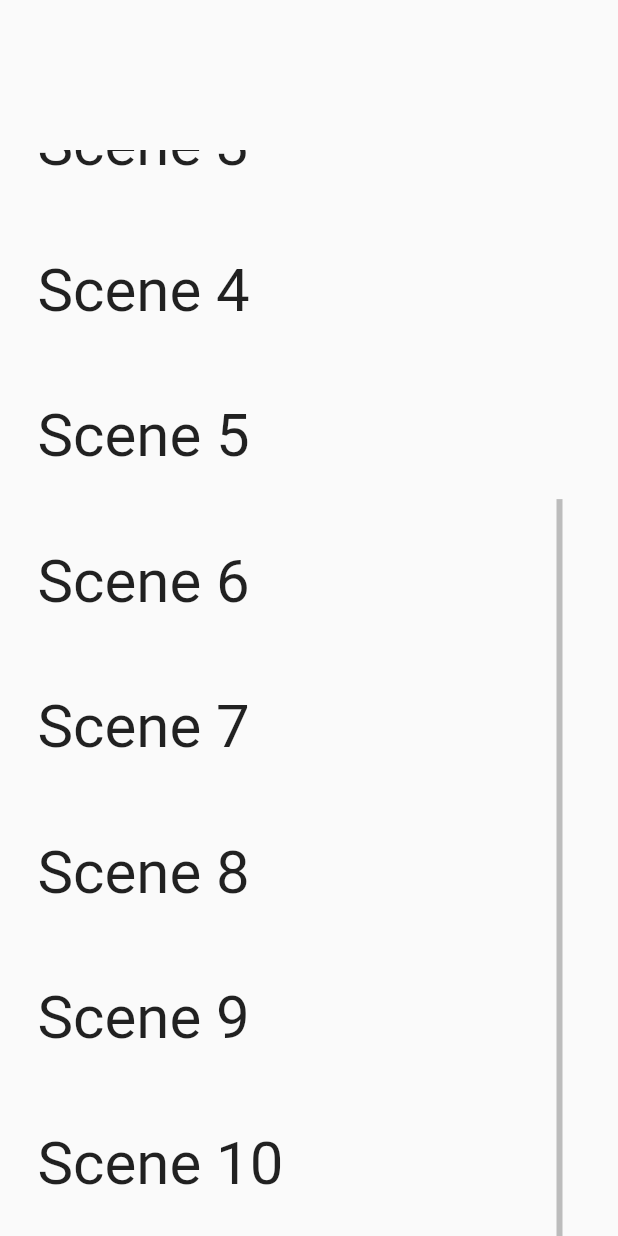
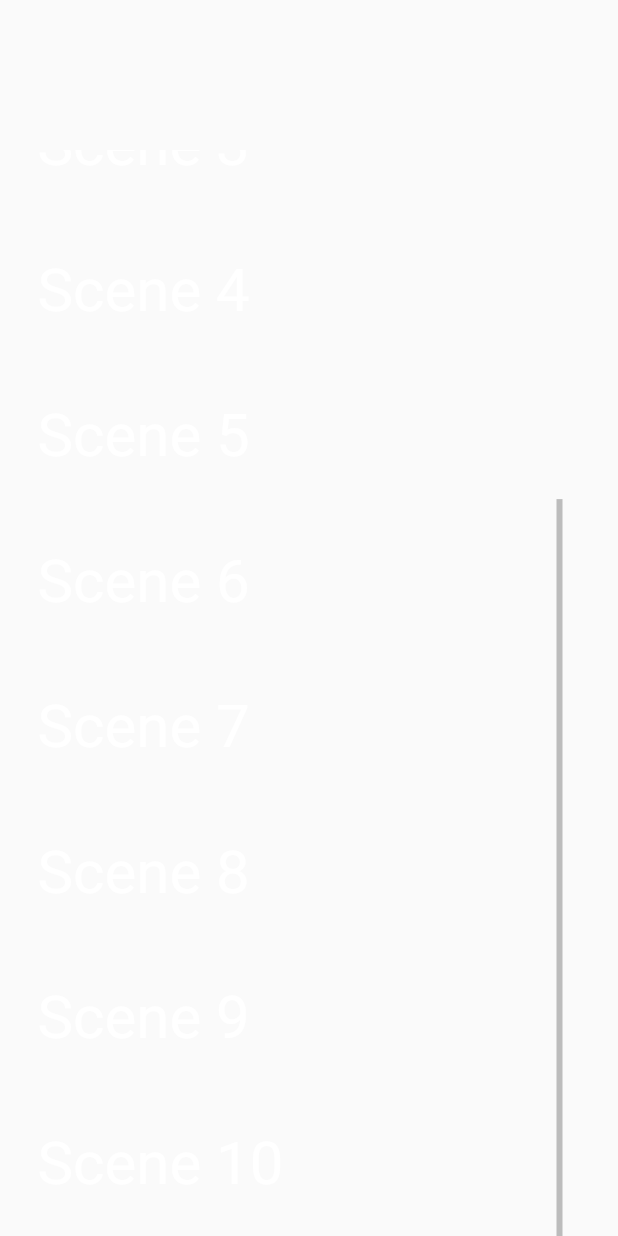
Before and after one commit to TimHartsuijker/Relaex, a Flutter app: the Scenes widget shown alone on an empty page, opened directly, scrolled down 343 dp, on a phone screen of 412 x 824 dp. Run offline on Flutter 3.47's test engine with Material 2 defaults, Android fonts, the phone set to English and light mode, and no system bars.

Commit message:
Scene.dart copy paste werkent code, nog niet dat een scene tergelijk aan is.

```diff
--- a/lib/controls/scrollables/scenes.dart
+++ b/lib/controls/scrollables/scenes.dart
@@ -8,9 +8,12 @@ class Scenes extends StatefulWidget {
 }
 
 class _ScenesState extends State<Scenes> {
+  List<bool> isOn = [];
+
   @override
   Widget build(BuildContext context) {
-    Color textColor = const Color(0xffFFFFFF);
+    Color textColor;
+
     final ScrollController _firstController = ScrollController();
 
     return Row(
@@ -28,18 +31,18 @@ class _ScenesState extends State<Scenes> {
                   controller: _firstController,
                   itemCount: 11,
                   itemBuilder: (BuildContext context, int index) {
+                    isOn.add(false);
                     // return wat elke rij uit de scrollbar nodig heeft
                     return GestureDetector(
-                      onTap: () {
-                        textColor = const Color(0xff000000);
-                      },
+                      onTap: () => setState(() => isOn[index] = !isOn[index]),
                       child: Padding(
                         padding: const EdgeInsets.all(25.0),
                         // naam scene
                         child: Text(
                           'Scene $index',
-                          style: const TextStyle(
+                          style: TextStyle(
                             fontSize: 40.0,
+                            color: isOn[index] ? textColor = Colors.blue : textColor = Colors.white,
                           ),
                         ),
                       ),
```
